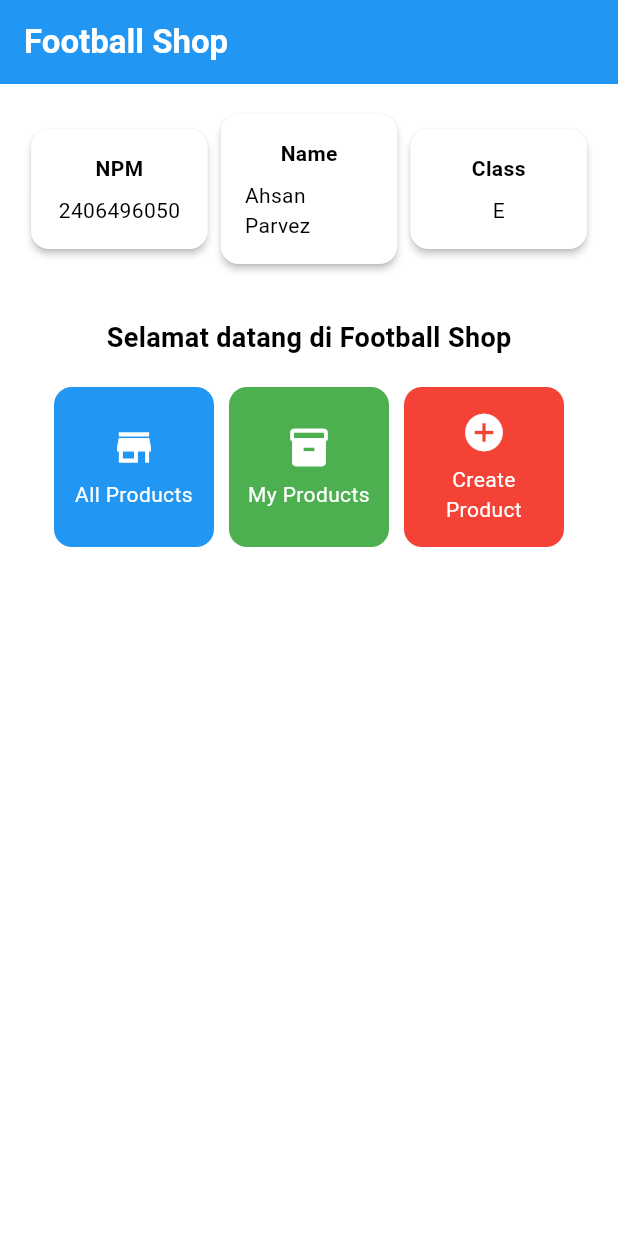
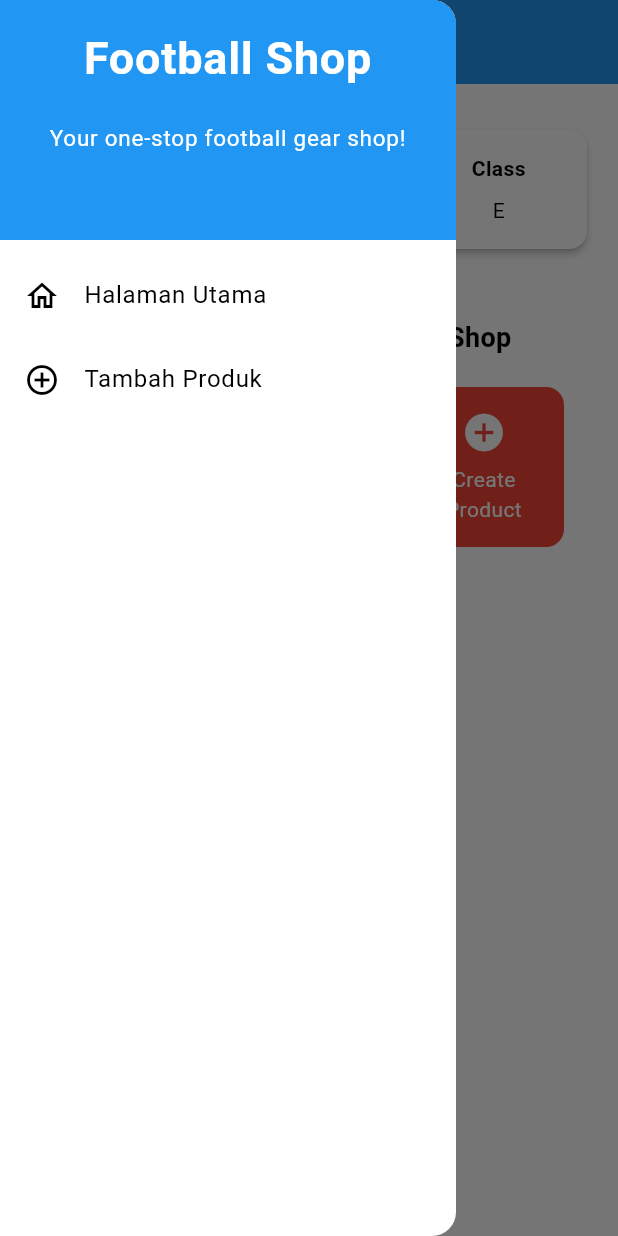
Before and after one commit to ahsanparvezz/football-shop-mobile, a Flutter app: the screen it shows after launch, with the side drawer open (before the commit the screen has no drawer), on a phone screen of 412 x 824 dp. Run offline on Flutter 3.47's test engine with Material 3 defaults, Android fonts, the phone set to English and light mode, and no system bars.

Commit message:
Tugas 8 selesai

```diff
--- a/lib/main.dart
+++ b/lib/main.dart
@@ -1,6 +1,6 @@
 // main.dart
 import 'package:flutter/material.dart';
-import 'package:football_shop/menu.dart';
+import 'package:football_shop/screens/menu.dart';
 
 void main() {
   runApp(const MyApp());
@@ -14,7 +14,6 @@ class MyApp extends StatelessWidget {
     return MaterialApp(
       title: 'Football Shop',
       theme: ThemeData(
-        // Tema ini kita biarkan sama dengan tutorial
         colorScheme: ColorScheme.fromSwatch(primarySwatch: Colors.blue)
             .copyWith(secondary: Colors.blueAccent[400]),
       ),
--- a/lib/menu.dart
+++ b/lib/screens/menu.dart
@@ -1,17 +1,15 @@
-// menu.dart
+// lib/screens/menu.dart
 import 'package:flutter/material.dart';
+import 'package:football_shop/widgets/left_drawer.dart';
+import 'package:football_shop/widgets/shop_card.dart';
 
-// 1. Ganti nama widget utama menjadi ShopHomePage
 class ShopHomePage extends StatelessWidget {
-  // Konstruktor ini disamakan dengan tutorial
   ShopHomePage({super.key, required ColorScheme colorScheme});
 
-  // Info ini tetap ada agar sesuai dengan struktur tutorial
-  final String nama = "Ahsan Parvez"; //nama
-  final String npm = "2406496050"; //npm
-  final String kelas = "E"; //kelas
+  final String nama = "Ahsan Parvez";
+  final String npm = "2406496050";
+  final String kelas = "E";
 
-  // 2. Buat list item baru sesuai permintaan
   final List<ShopItem> items = [
     ShopItem("All Products", Icons.store, Colors.blue),
     ShopItem("My Products", Icons.inventory, Colors.green),
@@ -22,7 +20,6 @@ class ShopHomePage extends StatelessWidget {
   Widget build(BuildContext context) {
     return Scaffold(
       appBar: AppBar(
-        // Ganti judul AppBar
         title: const Text(
           'Football Shop',
           style: TextStyle(
@@ -32,13 +29,11 @@ class ShopHomePage extends StatelessWidget {
         ),
         backgroundColor: Theme.of(context).colorScheme.primary,
       ),
-      // Struktur body ini sama dengan tutorial Anda
+      drawer: const LeftDrawer(),
       body: Padding(
         padding: const EdgeInsets.all(16.0),
         child: Column(
-          crossAxisAlignment: CrossAxisAlignment.center,
           children: [
-            // Row untuk InfoCard (NPM, Nama, Kelas) sama seperti tutorial
             Row(
               mainAxisAlignment: MainAxisAlignment.spaceEvenly,
               children: [
@@ -47,13 +42,10 @@ class ShopHomePage extends StatelessWidget {
                 InfoCard(title: 'Class', content: kelas),
               ],
             ),
-
             const SizedBox(height: 16.0),
-
             Center(
               child: Column(
                 children: [
-                  // Ganti teks sambutan
                   const Padding(
                     padding: EdgeInsets.only(top: 16.0),
                     child: Text(
@@ -64,8 +56,6 @@ class ShopHomePage extends StatelessWidget {
                       ),
                     ),
                   ),
-
-                  // GridView ini sama, tapi sekarang menggunakan ShopItemCard
                   GridView.count(
                     primary: true,
                     padding: const EdgeInsets.all(20),
@@ -73,9 +63,9 @@ class ShopHomePage extends StatelessWidget {
                     mainAxisSpacing: 10,
                     crossAxisCount: 3,
                     shrinkWrap: true,
-                    // Mapping list item baru ke widget card baru
                     children: items.map((ShopItem item) {
-                      return ShopItemCard(item); // Gunakan ShopItemCard
+                      // Sekarang memanggil widget dari file lain
+                      return ShopItemCard(item);
                     }).toList(),
                   ),
                 ],
@@ -88,7 +78,7 @@ class ShopHomePage extends StatelessWidget {
   }
 }
 
-// Widget InfoCard ini disalin utuh dari tutorial Anda
+// Widget InfoCard (Tidak berubah)
 class InfoCard extends StatelessWidget {
   final String title;
   final String content;
@@ -117,58 +107,10 @@ class InfoCard extends StatelessWidget {
   }
 }
 
-// 3. Buat data model baru, tambahkan 'color'
 class ShopItem {
   final String name;
   final IconData icon;
-  final Color color; // Tambahan properti warna
+  final Color color;
 
   ShopItem(this.name, this.icon, this.color);
 }
-
-// 4. Buat widget card baru (menggantikan ItemCard)
-class ShopItemCard extends StatelessWidget {
-  final ShopItem item;
-
-  const ShopItemCard(this.item, {super.key});
-
-  @override
-  Widget build(BuildContext context) {
-    return Material(
-      // 5. Gunakan warna spesifik dari item, BUKAN dari tema
-      color: item.color,
-      borderRadius: BorderRadius.circular(12),
-      child: InkWell(
-        // 6. Logika onTap ini sudah benar
-        onTap: () {
-          ScaffoldMessenger.of(context)
-            ..hideCurrentSnackBar()
-            ..showSnackBar(SnackBar(
-                // Pesan SnackBar akan otomatis sesuai nama item
-                content: Text("Kamu telah menekan tombol ${item.name}!")));
-        },
-        child: Container(
-          padding: const EdgeInsets.all(8),
-          child: Center(
-            child: Column(
-              mainAxisAlignment: MainAxisAlignment.center,
-              children: [
-                Icon(
-                  item.icon,
-                  color: Colors.white,
-                  size: 30.0,
-                ),
-                const Padding(padding: EdgeInsets.all(3)),
-                Text(
-                  item.name,
-                  textAlign: TextAlign.center,
-                  style: const TextStyle(color: Colors.white),
-                ),
-              ],
-            ),
-          ),
-        ),
-      ),
-    );
-  }
-}
--- /dev/null
+++ b/lib/widgets/left_drawer.dart
@@ -0,0 +1,76 @@
+// lib/widgets/left_drawer.dart
+import 'package:flutter/material.dart';
+import 'package:football_shop/screens/menu.dart';
+import 'package:football_shop/screens/product_form.dart';
+
+class LeftDrawer extends StatelessWidget {
+  const LeftDrawer({super.key});
+
+  @override
+  Widget build(BuildContext context) {
+    return Drawer(
+      child: ListView(
+        children: [
+          const DrawerHeader(
+            decoration: BoxDecoration(
+              color: Colors.blue,
+            ),
+            child: Column(
+              children: [
+                Text(
+                  'Football Shop', // Judul diubah
+                  textAlign: TextAlign.center,
+                  style: TextStyle(
+                    fontSize: 30,
+                    fontWeight: FontWeight.bold,
+                    color: Colors.white,
+                  ),
+                ),
+                Padding(padding: EdgeInsets.all(10)),
+                Text(
+                  "Your one-stop football gear shop!", // Deskripsi diubah
+                  textAlign: TextAlign.center,
+                  style: TextStyle(
+                    fontSize: 15,
+                    color: Colors.white,
+                    fontWeight: FontWeight.normal,
+                  ),
+                ),
+              ],
+            ),
+          ),
+          // Opsi Halaman Utama (Checklist 5)
+          ListTile(
+            leading: const Icon(Icons.home_outlined),
+            title: const Text('Halaman Utama'),
+            onTap: () {
+              // Navigasi ke halaman utama
+              Navigator.pushReplacement(
+                context,
+                MaterialPageRoute(
+                  builder: (context) => ShopHomePage(
+                    colorScheme: Theme.of(context).colorScheme,
+                  ),
+                ),
+              );
+            },
+          ),
+          // Opsi Tambah Produk (Checklist 5)
+          ListTile(
+            leading: const Icon(Icons.add_circle_outline),
+            title: const Text('Tambah Produk'),
+            onTap: () {
+              // Navigasi ke halaman form
+              Navigator.pushReplacement(
+                context,
+                MaterialPageRoute(
+                  builder: (context) => const ProductFormPage(),
+                ),
+              );
+            },
+          ),
+        ],
+      ),
+    );
+  }
+}
--- /dev/null
+++ b/lib/widgets/shop_card.dart
@@ -0,0 +1,58 @@
+// lib/widgets/shop_card.dart
+import 'package:flutter/material.dart';
+import 'package:football_shop/screens/menu.dart'; // Untuk model ShopItem
+import 'package:football_shop/screens/product_form.dart'; // Untuk navigasi
+
+class ShopItemCard extends StatelessWidget {
+  final ShopItem item;
+
+  const ShopItemCard(this.item, {super.key});
+
+  @override
+  Widget build(BuildContext context) {
+    return Material(
+      color: item.color,
+      borderRadius: BorderRadius.circular(12),
+      child: InkWell(
+        // Logika navigasi untuk tombol "Create Product" (Checklist 3)
+        onTap: () {
+          if (item.name == "Create Product") {
+            Navigator.push(
+              context,
+              MaterialPageRoute(
+                builder: (context) => const ProductFormPage(),
+              ),
+            );
+          } else {
+            // Logika lama untuk item lain
+            ScaffoldMessenger.of(context)
+              ..hideCurrentSnackBar()
+              ..showSnackBar(SnackBar(
+                  content: Text("Kamu telah menekan tombol ${item.name}!")));
+          }
+        },
+        child: Container(
+          padding: const EdgeInsets.all(8),
+          child: Center(
+            child: Column(
+              mainAxisAlignment: MainAxisAlignment.center,
+              children: [
+                Icon(
+                  item.icon,
+                  color: Colors.white,
+                  size: 30.0,
+                ),
+                const Padding(padding: EdgeInsets.all(3)),
+                Text(
+                  item.name,
+                  textAlign: TextAlign.center,
+                  style: const TextStyle(color: Colors.white),
+                ),
+              ],
+            ),
+          ),
+        ),
+      ),
+    );
+  }
+}
```
Also changed, not shown: lib/screens/product_form.dart (added, +344 -0 lines), pubspec.lock, 1 other file.
